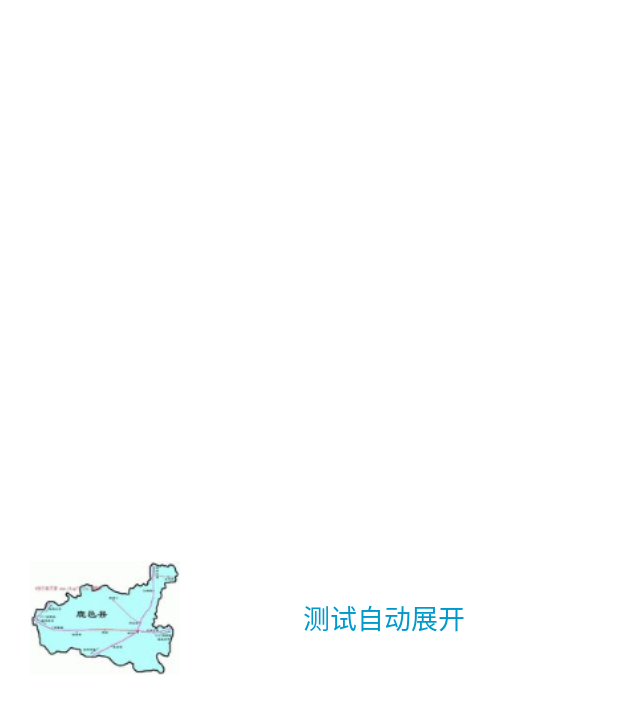
After one commit to qiujihuihui/full_of_demo, an Android app: the layout view_custom_notification_fold.xml on its own in the app's theme, with its tools: preview values and no code run, on a phone screen of 412 x 824 dp. The commit adds this screen. Shown: the top 714 px of the screen. Run offline under Robolectric (Android 15) with nearby library versions, the phone set to English and light mode, and no system bars.

Commit message:
notification的几种样式

```diff
--- a/app/build.gradle
+++ b/app/build.gradle
@@ -4,7 +4,7 @@ android {
     compileSdkVersion 28
     defaultConfig {
         applicationId "com.full.demo"
-        minSdkVersion 15
+        minSdkVersion 21
         targetSdkVersion 28
         versionCode 1
         versionName "1.0"
@@ -32,4 +32,5 @@ dependencies {
 
     implementation 'androidx.recyclerview:recyclerview:1.1.0'
     implementation 'me.tatarka:gradle-retrolambda:3.6.0'
+    implementation 'androidx.cardview:cardview:1.0.0'
 }
--- /dev/null
+++ b/app/src/main/res/layout/view_custom_notification_fold.xml
@@ -0,0 +1,25 @@
+<?xml version="1.0" encoding="utf-8"?>
+<LinearLayout xmlns:android="http://schemas.android.com/apk/res/android"
+    android:layout_width="match_parent"
+    android:layout_height="match_parent"
+    android:background="@android:color/white"
+    android:gravity="center_vertical"
+    android:paddingStart="20dp"
+    android:paddingEnd="20dp"
+    android:orientation="horizontal">
+
+    <ImageView
+        android:id="@+id/img_left"
+        android:layout_width="100dp"
+        android:layout_height="80dp"
+        android:src="@mipmap/demo_pic2"/>
+
+    <TextView
+        android:layout_width="0dp"
+        android:layout_weight="1"
+        android:layout_height="match_parent"
+        android:gravity="center"
+        android:textColor="@android:color/holo_blue_dark"
+        android:text="@string/title_custom_notification_fold"
+        android:textSize="18sp"/>
+</LinearLayout>
--- a/app/src/main/res/values/strings.xml
+++ b/app/src/main/res/values/strings.xml
@@ -2,4 +2,5 @@
     <string name="app_name">full_of_demo</string>
 
     <string name="main_click_test">点击</string>
+    <string name="title_custom_notification_fold">测试自动展开</string>
 </resources>
```
Also changed, not shown: app/src/main/java/com/full/demo/MainActivity.java (+4 -7 lines), app/src/main/java/com/full/demo/businessdemo/manager/NotificationHelper.java (added, +100 -0 lines), app/src/main/java/com/full/demo/businessdemo/recycleview/DividerItemDecoration.java (added, +83 -0 lines), app/src/main/java/com/full/demo/businessdemo/recycleview/OnItemsClickListener.java (added, +8 -0 lines), app/src/main/java/com/full/demo/businessdemo/recycleview/RecyclerDemoAdapter.java (+24 -1 lines), app/src/main/java/com/full/demo/businessdemo/recycleview/RecyclerViewDemoFragment.java (+17 -2 lines), app/src/main/res/layout/activity_main.xml (+16 -7 lines), app/src/main/res/mipmap-xhdpi/demo_pic1.jpg (added), app/src/main/res/mipmap-xhdpi/demo_pic2.jpg (added).
